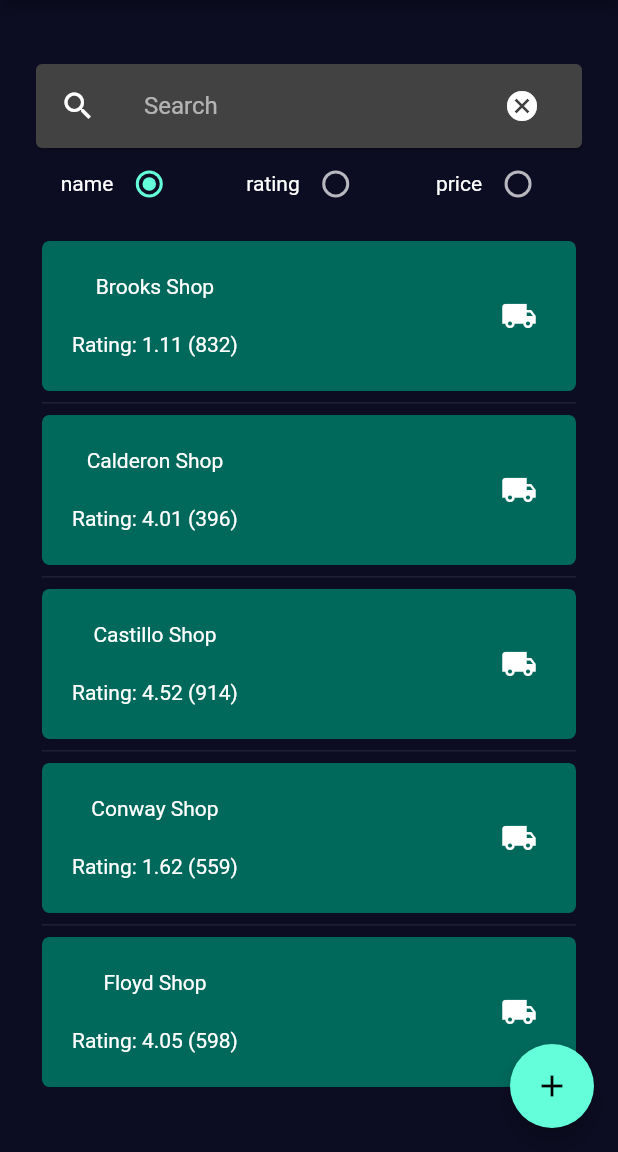
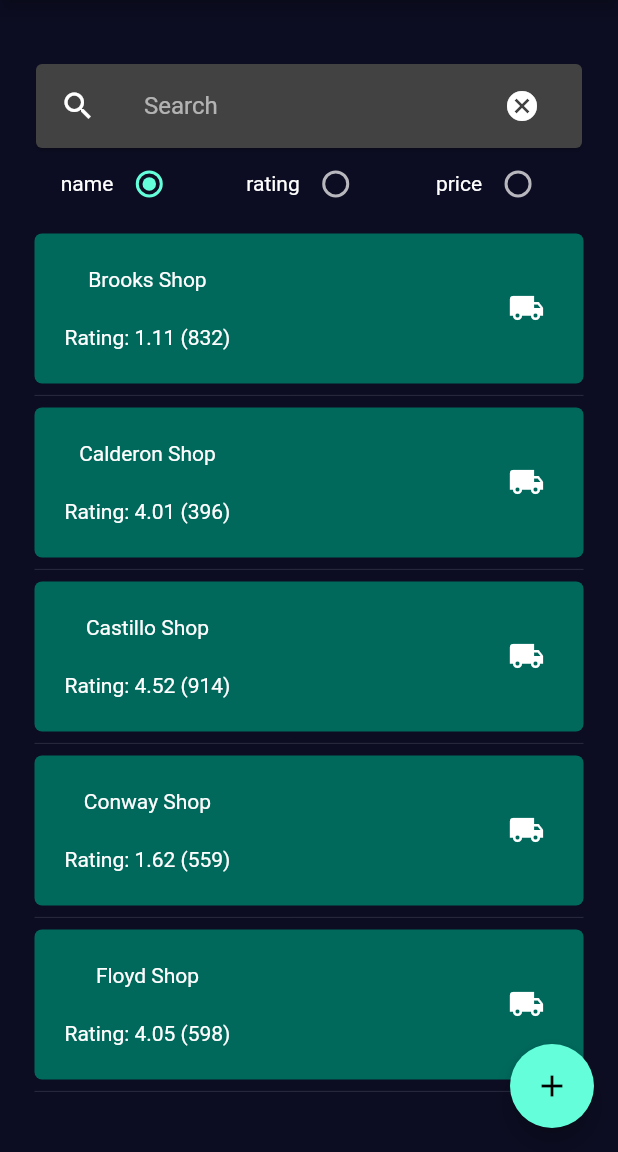
Before and after one commit to baciucalin/FixMyShip, a Flutter app: the screen it shows after launch, on a phone screen of 412 x 824 dp, the part 84-1236 px from its top. Run offline on Flutter 3.47's test engine with Material 2 defaults, Android fonts, the phone set to English and light mode, and no system bars; our stand-ins replace flutter_datetime_picker; missing offline and left inert: flutter_counter.

Commit message:
Extract a searchable listview for reuse

```diff
--- a/lib/components/repair_shops/model/repair_shop_dto.dart
+++ b/lib/components/repair_shops/model/repair_shop_dto.dart
@@ -1,19 +1,15 @@
 class RepairShopDTO {
   final int id, noOfReviews;
-  final String shopName, phoneNumber;
+  final String name, phoneNumber;
   final double avgRating;
 
   RepairShopDTO(
-      {this.id,
-      this.shopName,
-      this.phoneNumber,
-      this.noOfReviews,
-      this.avgRating});
+      {this.id, this.name, this.phoneNumber, this.noOfReviews, this.avgRating});
 
   factory RepairShopDTO.fromJson(Map<String, dynamic> json) {
     return new RepairShopDTO(
       id: json['index'],
-      shopName: json['name'],
+      name: json['name'],
       phoneNumber: json['phone'],
       avgRating: json['averageRating'],
       noOfReviews: json['numberOfReviews'],
--- a/lib/components/repair_shops/repair_shop_card.dart
+++ b/lib/components/repair_shops/repair_shop_card.dart
@@ -22,7 +22,7 @@ class RepairShopCard extends StatelessWidget {
             Column(
               mainAxisAlignment: MainAxisAlignment.spaceEvenly,
               children: <Widget>[
-                Text(repairShop.shopName),
+                Text(repairShop.name),
                 Text(
                     'Rating: ${repairShop.avgRating.toStringAsFixed(2)} (${repairShop.noOfReviews})'),
               ],
--- a/lib/components/ship_parts/model/ship_part_dto.dart
+++ b/lib/components/ship_parts/model/ship_part_dto.dart
@@ -1,15 +1,15 @@
 class ShipPartDTO {
   final int id;
-  final String partName;
+  final String name;
   final double damagePercent;
   int shipPartCounter = 0;
 
-  ShipPartDTO({this.id, this.partName, this.damagePercent});
+  ShipPartDTO({this.id, this.name, this.damagePercent});
 
   factory ShipPartDTO.fromJson(Map<String, dynamic> json) {
     return new ShipPartDTO(
       id: json['index'],
-      partName: json['name'],
+      name: json['name'],
       damagePercent: json['damagePercent'],
     );
   }
--- a/lib/components/ship_parts/ship_part_card.dart
+++ b/lib/components/ship_parts/ship_part_card.dart
@@ -31,7 +31,7 @@ class ShipPartCardState extends State<ShipPartCard> {
           children: <Widget>[
             Padding(
               padding: const EdgeInsets.only(left: 8.0),
-              child: Text(widget.shipPart.partName),
+              child: Text(widget.shipPart.name),
             ),
             Counter(
               initialValue: widget.shipPart.shipPartCounter,
--- a/lib/screens/repair_shop_list_route.dart
+++ b/lib/screens/repair_shop_list_route.dart
@@ -1,8 +1,8 @@
 import 'package:flutter/material.dart';
-import 'package:shipmyfix/components/repair_shops/repair_shop_card.dart';
 import 'package:shipmyfix/components/repair_shops/model/repair_shop_dto.dart';
 import 'package:shipmyfix/components/repair_shops/repair_shop_list.dart';
 import 'package:shipmyfix/search_widget.dart';
+import 'package:shipmyfix/searchable_listview.dart';
 
 enum SortBy { Name, Rating, Price }
 
@@ -59,7 +59,11 @@ class RepairShopListRouteState extends State<RepairShopListRoute> {
               builder: (context, snapshot) {
                 if (snapshot.hasData) {
                   _repairShops = snapshot.data;
-                  return _buildListOfShops();
+                  return SearchableListView(
+                      _repairShops,
+                      _textEditingController,
+                      ListCardType.REPAIR_SHOP,
+                      _sortRepairShops(_repairShops));
                 }
                 return CircularProgressIndicator();
               },
@@ -88,50 +92,11 @@ class RepairShopListRouteState extends State<RepairShopListRoute> {
     );
   }
 
-  Widget _buildListOfShops() {
-    if (_textEditingController.text.isNotEmpty &&
-        repairShopsSearchResults.isEmpty) {
-      return Container(
-        child: Text('No repair shops that match your search term found.'),
-      );
-    }
-
-    if (repairShopsSearchResults.isNotEmpty) {
-      _sortRepairShops(repairShopsSearchResults);
-
-      return ListView.separated(
-        padding: const EdgeInsets.all(8.0),
-        shrinkWrap: true,
-        itemCount: repairShopsSearchResults.length,
-        separatorBuilder: (context, index) {
-          return Divider();
-        },
-        itemBuilder: (context, index) {
-          return RepairShopCard(repairShopsSearchResults[index]);
-        },
-      );
-    } else {
-      _sortRepairShops(_repairShops);
-
-      return ListView.separated(
-        padding: const EdgeInsets.all(8.0),
-        shrinkWrap: true,
-        itemCount: _repairShops.length,
-        separatorBuilder: (context, index) {
-          return Divider();
-        },
-        itemBuilder: (context, index) {
-          return RepairShopCard(_repairShops[index]);
-        },
-      );
-    }
-  }
-
   _sortRepairShops(List<RepairShopDTO> list) {
     switch (_sortBy) {
       case SortBy.Name:
         list.sort((a, b) {
-          return a.shopName.compareTo(b.shopName);
+          return a.name.compareTo(b.name);
         });
         break;
       case SortBy.Rating:
@@ -146,17 +111,6 @@ class RepairShopListRouteState extends State<RepairShopListRoute> {
   }
 
   _onSearchTextChanged(String txt) {
-    repairShopsSearchResults.clear();
-    if (txt.isEmpty) {
-      setState(() {});
-      return;
-    }
-
-    _repairShops.forEach((item) {
-      if (item.shopName.toLowerCase().contains(txt.toLowerCase()))
-        repairShopsSearchResults.add(item);
-    });
-
     setState(() {});
   }
 }
--- /dev/null
+++ b/lib/searchable_listview.dart
@@ -0,0 +1,88 @@
+import 'package:flutter/material.dart';
+import 'package:shipmyfix/components/repair_shops/repair_shop_card.dart';
+import 'package:shipmyfix/components/ship_parts/ship_part_card.dart';
+
+enum ListCardType { REPAIR_SHOP, SHIP_PART }
+
+class SearchableListView extends StatefulWidget {
+  final ListCardType listCardType;
+
+  final List _initialList;
+  List _searchResults = List();
+
+  final TextEditingController _textEditingController;
+  final Function sortList;
+
+  SearchableListView(
+      this._initialList, this._textEditingController, this.listCardType,
+      [this.sortList]);
+
+  @override
+  _SearchableListViewState createState() => _SearchableListViewState();
+}
+
+class _SearchableListViewState extends State<SearchableListView> {
+  @override
+  Widget build(BuildContext context) {
+    _onSearchTextChanged(widget._textEditingController.text);
+    if (widget._initialList != null) {
+      return _buildListOfParts();
+    }
+    return Container();
+  }
+
+  Widget _buildListOfParts() {
+    if (widget._textEditingController.text.isNotEmpty &&
+        widget._searchResults.isEmpty) {
+      return Container(
+        child: Text('No elements that match your search term found.'),
+      );
+    }
+    return _createListView(widget._searchResults.isNotEmpty);
+  }
+
+  _createListView(bool fromSearchResults) {
+    return ListView.separated(
+      padding: const EdgeInsets.all(3.0),
+      shrinkWrap: true,
+      itemCount: fromSearchResults
+          ? widget._searchResults.length
+          : widget._initialList.length,
+      separatorBuilder: (context, index) {
+        return Divider();
+      },
+      itemBuilder: (context, index) {
+        if (widget.sortList != null) widget.sortList(widget._initialList);
+        return fromSearchResults
+            ? _createListCard(widget.listCardType, widget._searchResults[index])
+            : _createListCard(widget.listCardType, widget._initialList[index]);
+      },
+    );
+  }
+
+  _createListCard(ListCardType type, dynamic listItem) {
+    switch (type) {
+      case ListCardType.REPAIR_SHOP:
+        return RepairShopCard(listItem);
+      case ListCardType.SHIP_PART:
+        return ShipPartCard(listItem);
+    }
+  }
+
+  _onSearchTextChanged(String txt) {
+    if (widget._searchResults != null) {
+      widget._searchResults.clear();
+      if (txt.isEmpty) {
+        setState(() {});
+        return;
+      }
+
+      setState(() {
+        widget._initialList.forEach((item) {
+          if (item.name.toLowerCase().contains(txt.toLowerCase()))
+            widget._searchResults.add(item);
+        });
+      });
+    }
+  }
+}
```
Also changed, not shown: lib/screens/create_appointment_route.dart (+28 -75 lines).
